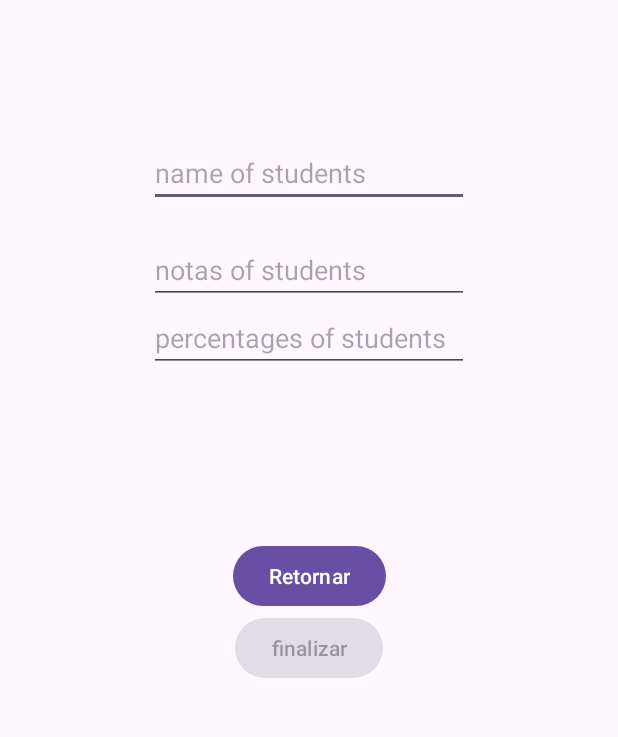
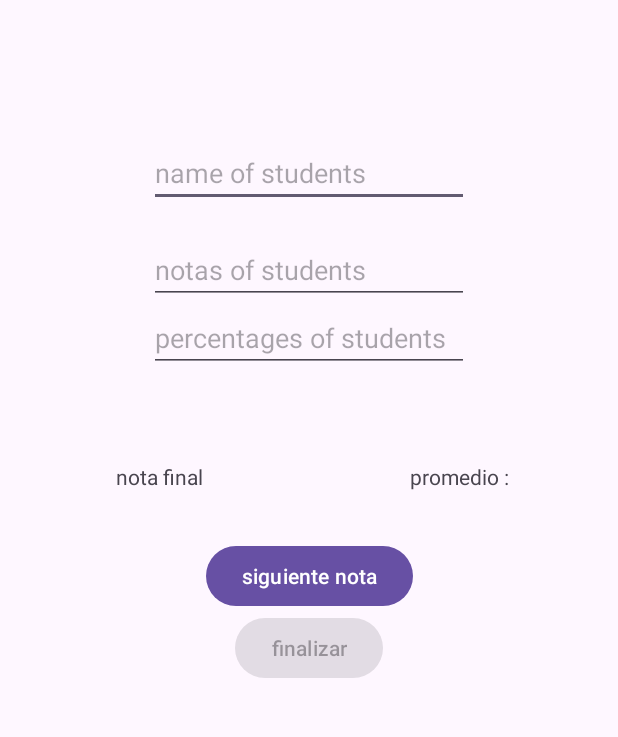
Before and after one commit to maestro484/calcular_notas, an Android app: the screen it shows after launch (MainActivity), on a phone screen of 412 x 824 dp, the part 145-882 px from its top. Run offline under Robolectric (Android 15) with nearby library versions, the phone set to English and light mode, and no system bars.

Commit message:
colocamos las vistas de pantalla de inicio y las declaramos
coloque a funcionas los botones,valide que el prosentaje sea un numero entero,
coloque los porsetanjes ingresados no superen el 100%,
valide que la nota no supere el 5
valide que la nota metida sea menos a 0
valide que el nombre del estudiante no tenga numeros
valide que la nota sea igual ala cantidad de procetajes

logre mostar el resultado de la nota final y el promedio en la vista de usuario

```diff
--- a/app/src/main/java/com/oscar/estiven/prengues/calcularnotas/MainActivity.kt
+++ b/app/src/main/java/com/oscar/estiven/prengues/calcularnotas/MainActivity.kt
@@ -5,6 +5,7 @@ import android.os.Bundle
 import android.widget.Button
 import android.widget.EditText
 import android.widget.ProgressBar
+import android.widget.TextView
 import android.widget.Toast
 
 class MainActivity : AppCompatActivity() {
@@ -16,6 +17,8 @@ class MainActivity : AppCompatActivity() {
     private lateinit var Retornar: Button
     private lateinit var Finalizar: Button
     private lateinit var progreso: ProgressBar
+    private lateinit var vistaPromedioFinal: TextView
+    private lateinit var vistaNotaFinal: TextView
 
 
     private var porcentajeAcumulado  = 0
@@ -35,6 +38,15 @@ class MainActivity : AppCompatActivity() {
         Retornar = findViewById(R.id.Retornar)
         Finalizar = findViewById(R.id.Finalizar)
         progreso = findViewById(R.id.progreso)
+        vistaPromedioFinal = findViewById(R.id.vistaPromedioFinal)
+        vistaNotaFinal = findViewById(R.id.vistaNotaFinal)
+
+        Finalizar.setOnClickListener(){
+
+               vistaNotaFinal.text = "nota final : " + porcentajeAcumulado
+
+               vistaPromedioFinal.text = "promedio: "  + calcularpromedio()
+           }
 
         Retornar.setOnClickListener {
 
@@ -56,7 +68,7 @@ class MainActivity : AppCompatActivity() {
 
                     actualizarProgress(porcentajeAcumulado)
 
-                    nombreIngresado.isEnabled = false
+                    nombreIngresado.isEnabled = true
                     notasIngresadas.text.clear()
                     porsentajesIngresados.text.clear()
 
@@ -70,11 +82,11 @@ class MainActivity : AppCompatActivity() {
         }
     }
 
-
     fun actualizarProgress(porcentaje : Int) {
         progreso.progress = porcentaje
         if (porcentaje >= 100){
             Finalizar.isEnabled = true
+
         }
     }
     fun mostrarMensaje(mensaje : String){
@@ -100,4 +112,16 @@ class MainActivity : AppCompatActivity() {
         return porcentajeAcumulado + porcentaje <=100
     }
 
+fun calcularpromedio(): Double{
+
+    var p = 0.0
+
+    for(n in listaDeNotas){
+
+        p += n
+    }
+    return p / listaDeNotas.size
+
+ }
+
 }
--- a/app/src/main/res/layout/entrada.xml
+++ b/app/src/main/res/layout/entrada.xml
@@ -22,7 +22,7 @@
         android:layout_width="wrap_content"
         android:layout_height="wrap_content"
         android:layout_marginBottom="208dp"
-        android:text="Retornar"
+        android:text="siguiente nota"
         app:layout_constraintBottom_toBottomOf="parent"
         app:layout_constraintEnd_toEndOf="parent"
         app:layout_constraintHorizontal_bias="0.5"
@@ -72,24 +72,47 @@
         app:layout_constraintEnd_toEndOf="parent"
         app:layout_constraintHorizontal_bias="0.5"
         app:layout_constraintStart_toStartOf="parent"
-        app:layout_constraintTop_toTopOf="@id/nombreIngresado"/>
+        app:layout_constraintTop_toTopOf="@id/nombreIngresado" />
 
     <EditText
         android:id="@+id/porcentajesIngresados"
         android:layout_width="wrap_content"
         android:layout_height="wrap_content"
         android:ems="10"
+        android:hint="percentages of students"
         android:inputType="number"
-        android:hint="percentages of students"
         app:layout_constraintEnd_toEndOf="parent"
         app:layout_constraintStart_toStartOf="parent"
-        app:layout_constraintTop_toBottomOf="@id/notasIngresadas"/>
+        app:layout_constraintTop_toBottomOf="@id/notasIngresadas" />
 
     <ProgressBar
         android:id="@+id/progreso"
         style="?android:attr/progressBarStyleHorizontal"
         android:layout_width="match_parent"
         android:layout_height="50dp" />
+
+    <TextView
+        android:id="@+id/vistaPromedioFinal"
+        android:layout_width="wrap_content"
+        android:layout_height="wrap_content"
+        android:layout_marginStart="200dp"
+        android:layout_marginBottom="400dp"
+        android:text="promedio :"
+        app:layout_constraintBottom_toBottomOf="parent"
+        app:layout_constraintEnd_toEndOf="parent"
+        app:layout_constraintHorizontal_bias="0.5"
+        app:layout_constraintStart_toStartOf="parent" />
+
+    <TextView
+        android:id="@+id/vistaNotaFinal"
+        android:layout_width="wrap_content"
+        android:layout_height="wrap_content"
+        android:layout_marginEnd="200dp"
+        android:layout_marginBottom="400dp"
+        android:text="nota final"
+        app:layout_constraintBottom_toBottomOf="parent"
+        app:layout_constraintEnd_toEndOf="parent"
+        app:layout_constraintStart_toStartOf="parent" />
     />
 
 </androidx.constraintlayout.widget.ConstraintLayout>
```
